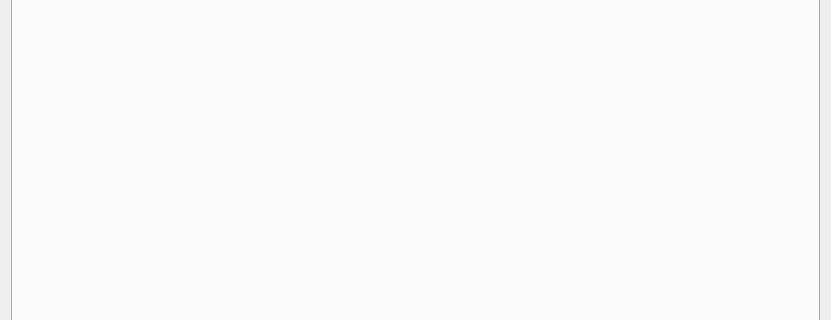
The window that Qt_Notes/Example/DesignerSimpleSample/AMyWidget.ui (Jacob-xyb/Cpp_Note) describes before a commit, drawn with Qt 5; both pictures show x 0 to 831 and y 142 to 462 of the 831 by 580 pixel window.
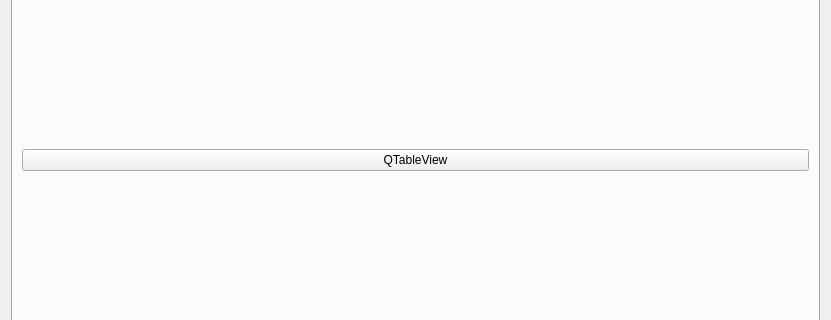
The same window after the commit. The open tabs and pages were chosen to show the change.

Commit message: add QTableViewTest Notes

The edit to the form file:
```diff
--- a/Qt_Notes/Example/DesignerSimpleSample/AMyWidget.ui
+++ b/Qt_Notes/Example/DesignerSimpleSample/AMyWidget.ui
@@ -44,6 +44,15 @@
       <attribute name="title">
        <string>Widget</string>
       </attribute>
+      <layout class="QGridLayout" name="gridLayout_3">
+       <item row="0" column="0">
+        <widget class="QPushButton" name="btn_TableView">
+         <property name="text">
+          <string>QTableView</string>
+         </property>
+        </widget>
+       </item>
+      </layout>
      </widget>
      <widget class="QWidget" name="tab_3">
       <attribute name="title">
```
Left out of the diff: 4 changed lines with no effect on the pictures. The commit also changes 7 other files.
